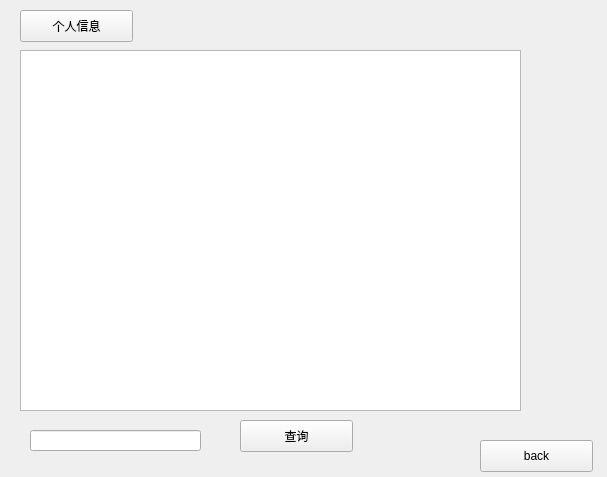
Old version of the form teacher.ui in the repository yccc233/mana-sys.
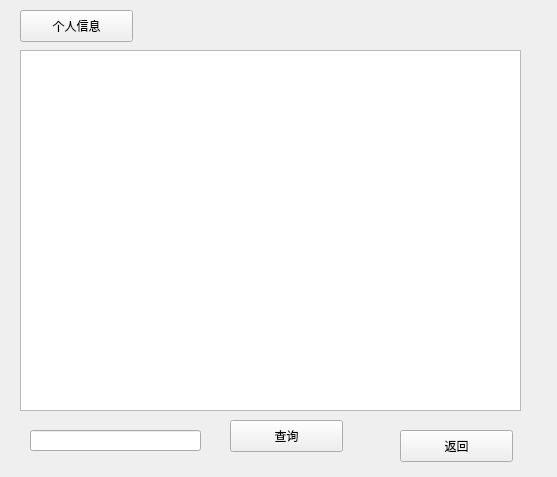
New version of the form.

```diff
--- a/teacher.ui
+++ b/teacher.ui
@@ -6,7 +6,7 @@
    <rect>
     <x>0</x>
     <y>0</y>
-    <width>607</width>
+    <width>557</width>
     <height>477</height>
    </rect>
   </property>
@@ -17,14 +17,14 @@
    <widget class="QPushButton" name="pushButton_back">
     <property name="geometry">
      <rect>
-      <x>480</x>
-      <y>440</y>
+      <x>400</x>
+      <y>430</y>
       <width>113</width>
       <height>32</height>
      </rect>
     </property>
     <property name="text">
-     <string>back</string>
+     <string>返回</string>
     </property>
    </widget>
    <widget class="QTableView" name="tableView">
@@ -53,7 +53,7 @@
    <widget class="QPushButton" name="pushButton_sea">
     <property name="geometry">
      <rect>
-      <x>240</x>
+      <x>230</x>
       <y>420</y>
       <width>113</width>
       <height>32</height>
```
